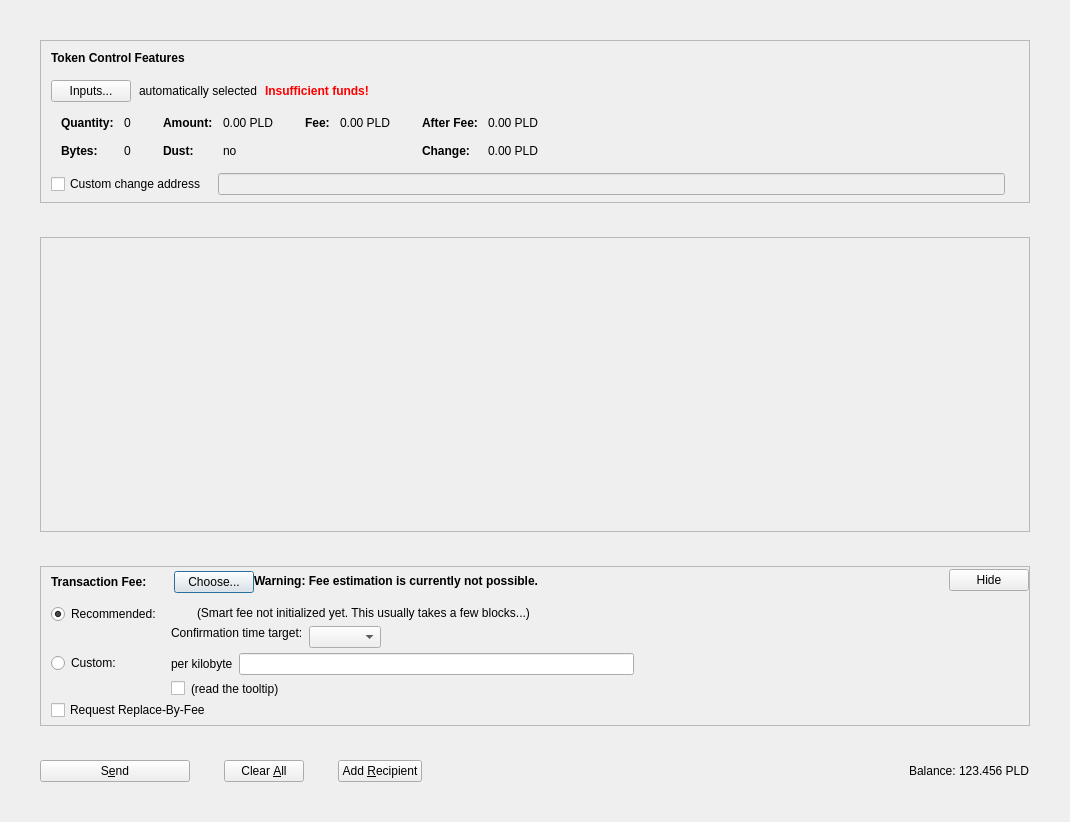
Before: the Qt Designer form src/qt/forms/tokensdialog.ui in PaladeumBlockchain/Paladeum, drawn with Qt 5.
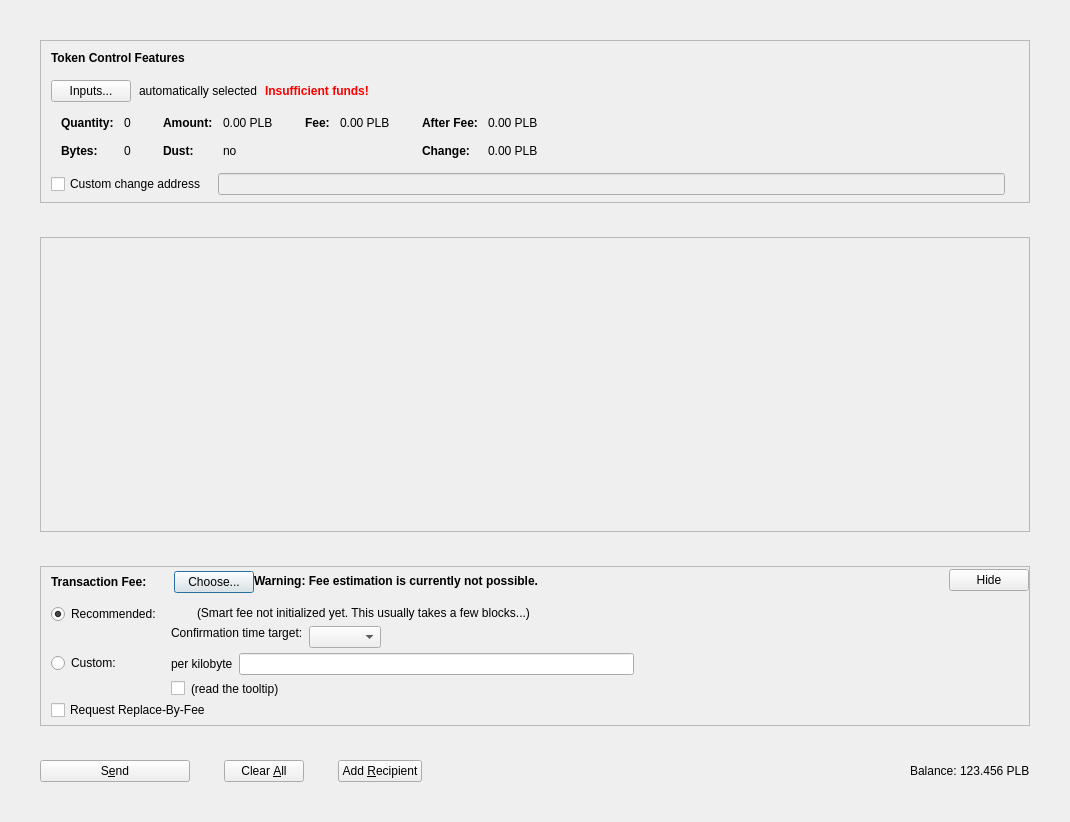
After: the same form once the commit is applied. Icons and pictures are not drawn. Custom widgets are drawn as their Qt base class.

What changed in the file:
```diff
--- a/src/qt/forms/tokensdialog.ui
+++ b/src/qt/forms/tokensdialog.ui
@@ -350,7 +350,7 @@
                     <enum>Qt::ActionsContextMenu</enum>
                    </property>
                    <property name="text">
-                    <string notr="true">0.00 PLD</string>
+                    <string notr="true">0.00 PLB</string>
                    </property>
                    <property name="textInteractionFlags">
                     <set>Qt::LinksAccessibleByMouse|Qt::TextSelectableByKeyboard|Qt::TextSelectableByMouse</set>
@@ -430,7 +430,7 @@
                     <enum>Qt::ActionsContextMenu</enum>
                    </property>
                    <property name="text">
-                    <string notr="true">0.00 PLD</string>
+                    <string notr="true">0.00 PLB</string>
                    </property>
                    <property name="textInteractionFlags">
                     <set>Qt::LinksAccessibleByMouse|Qt::TextSelectableByKeyboard|Qt::TextSelectableByMouse</set>
@@ -481,7 +481,7 @@
                     <enum>Qt::ActionsContextMenu</enum>
                    </property>
                    <property name="text">
-                    <string notr="true">0.00 PLD</string>
+                    <string notr="true">0.00 PLB</string>
                    </property>
                    <property name="textInteractionFlags">
                     <set>Qt::LinksAccessibleByMouse|Qt::TextSelectableByKeyboard|Qt::TextSelectableByMouse</set>
@@ -510,7 +510,7 @@
                     <enum>Qt::ActionsContextMenu</enum>
                    </property>
                    <property name="text">
-                    <string notr="true">0.00 PLD</string>
+                    <string notr="true">0.00 PLB</string>
                    </property>
                    <property name="textInteractionFlags">
                     <set>Qt::LinksAccessibleByMouse|Qt::TextSelectableByKeyboard|Qt::TextSelectableByMouse</set>
@@ -1273,7 +1273,7 @@
             <cursorShape>IBeamCursor</cursorShape>
            </property>
            <property name="text">
-            <string notr="true">123.456 PLD</string>
+            <string notr="true">123.456 PLB</string>
            </property>
            <property name="textInteractionFlags">
             <set>Qt::LinksAccessibleByMouse|Qt::TextSelectableByKeyboard|Qt::TextSelectableByMouse</set>
```
